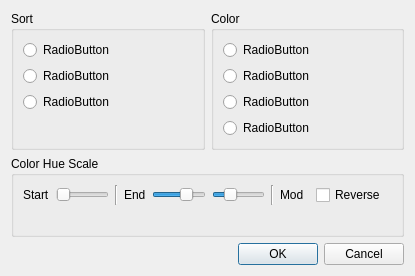
First picture: the form in curveSortColorDialog.ui, repository d-wizard/plotter, before the edit.
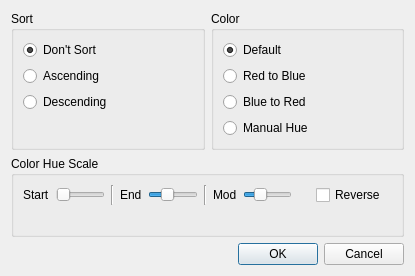
Second picture: the form after the edit.

Commit message: Get the radio buttons working.

```diff
--- a/curveSortColorDialog.ui
+++ b/curveSortColorDialog.ui
@@ -43,13 +43,43 @@
       <string>Color Hue Scale</string>
      </property>
      <layout class="QGridLayout" name="gridLayout_2">
+      <item row="0" column="7">
+       <widget class="QSlider" name="slideHueMod">
+        <property name="maximum">
+         <number>10000</number>
+        </property>
+        <property name="pageStep">
+         <number>100</number>
+        </property>
+        <property name="value">
+         <number>3000</number>
+        </property>
+        <property name="orientation">
+         <enum>Qt::Horizontal</enum>
+        </property>
+       </widget>
+      </item>
       <item row="0" column="0">
-       <widget class="QLabel" name="label">
+       <widget class="QLabel" name="lblHueStart">
         <property name="text">
          <string>Start</string>
         </property>
        </widget>
       </item>
+      <item row="0" column="3">
+       <widget class="QLabel" name="lblHueEnd">
+        <property name="text">
+         <string>End</string>
+        </property>
+       </widget>
+      </item>
+      <item row="0" column="6">
+       <widget class="QLabel" name="lblHueMod">
+        <property name="text">
+         <string>Mod</string>
+        </property>
+       </widget>
+      </item>
       <item row="0" column="1">
        <widget class="QSlider" name="slideHueStart">
         <property name="maximum">
@@ -64,40 +94,19 @@
        </widget>
       </item>
       <item row="0" column="2">
-       <widget class="Line" name="line">
+       <widget class="Line" name="lineHue1">
         <property name="orientation">
          <enum>Qt::Vertical</enum>
         </property>
        </widget>
       </item>
-      <item row="1" column="0" colspan="11">
+      <item row="1" column="0" colspan="13">
        <widget class="QLabel" name="lblHue">
         <property name="text">
          <string/>
         </property>
        </widget>
       </item>
-      <item row="0" column="9">
-       <widget class="QCheckBox" name="chkHueRev">
-        <property name="text">
-         <string>Reverse</string>
-        </property>
-       </widget>
-      </item>
-      <item row="0" column="6">
-       <widget class="Line" name="line_2">
-        <property name="orientation">
-         <enum>Qt::Vertical</enum>
-        </property>
-       </widget>
-      </item>
-      <item row="0" column="3">
-       <widget class="QLabel" name="label_2">
-        <property name="text">
-         <string>End</string>
-        </property>
-       </widget>
-      </item>
       <item row="0" column="4">
        <widget class="QSlider" name="slideHueEnd">
         <property name="maximum">
@@ -107,33 +116,24 @@
          <number>100</number>
         </property>
         <property name="value">
-         <number>7000</number>
+         <number>3500</number>
         </property>
         <property name="orientation">
          <enum>Qt::Horizontal</enum>
         </property>
        </widget>
       </item>
-      <item row="0" column="7">
-       <widget class="QLabel" name="label_3">
+      <item row="0" column="11">
+       <widget class="QCheckBox" name="chkHueRev">
         <property name="text">
-         <string>Mod</string>
+         <string>Reverse</string>
         </property>
        </widget>
       </item>
       <item row="0" column="5">
-       <widget class="QSlider" name="slideHueMod">
-        <property name="maximum">
-         <number>10000</number>
-        </property>
-        <property name="pageStep">
-         <number>100</number>
-        </property>
-        <property name="value">
-         <number>3000</number>
-        </property>
+       <widget class="Line" name="lineHue2">
         <property name="orientation">
-         <enum>Qt::Horizontal</enum>
+         <enum>Qt::Vertical</enum>
         </property>
        </widget>
       </item>
@@ -149,23 +149,26 @@
        </property>
        <layout class="QVBoxLayout" name="verticalLayout">
         <item>
-         <widget class="QRadioButton" name="radSortAssending">
+         <widget class="QRadioButton" name="radSortNone">
           <property name="text">
-           <string>RadioButton</string>
+           <string>Don't Sort</string>
           </property>
+          <property name="checked">
+           <bool>true</bool>
+          </property>
          </widget>
         </item>
         <item>
-         <widget class="QRadioButton" name="radioButton_3">
+         <widget class="QRadioButton" name="radSortAscending">
           <property name="text">
-           <string>RadioButton</string>
+           <string>Ascending</string>
           </property>
          </widget>
         </item>
         <item>
-         <widget class="QRadioButton" name="radioButton_2">
+         <widget class="QRadioButton" name="radSortDescending">
           <property name="text">
-           <string>RadioButton</string>
+           <string>Descending</string>
           </property>
          </widget>
         </item>
@@ -192,30 +195,33 @@
        </property>
        <layout class="QVBoxLayout" name="verticalLayout_2">
         <item>
-         <widget class="QRadioButton" name="radioButton_4">
+         <widget class="QRadioButton" name="radColorDefault">
           <property name="text">
-           <string>RadioButton</string>
+           <string>Default</string>
           </property>
+          <property name="checked">
+           <bool>true</bool>
+          </property>
          </widget>
         </item>
         <item>
-         <widget class="QRadioButton" name="radioButton_5">
+         <widget class="QRadioButton" name="radColorRedToBlue">
           <property name="text">
-           <string>RadioButton</string>
+           <string>Red to Blue</string>
           </property>
          </widget>
         </item>
         <item>
-         <widget class="QRadioButton" name="radioButton_6">
+         <widget class="QRadioButton" name="radColorBlueToRed">
           <property name="text">
-           <string>RadioButton</string>
+           <string>Blue to Red</string>
           </property>
          </widget>
         </item>
         <item>
-         <widget class="QRadioButton" name="radioButton_7">
+         <widget class="QRadioButton" name="radColorManual">
           <property name="text">
-           <string>RadioButton</string>
+           <string>Manual Hue</string>
           </property>
          </widget>
         </item>
```
The commit also changes 2 other files.
